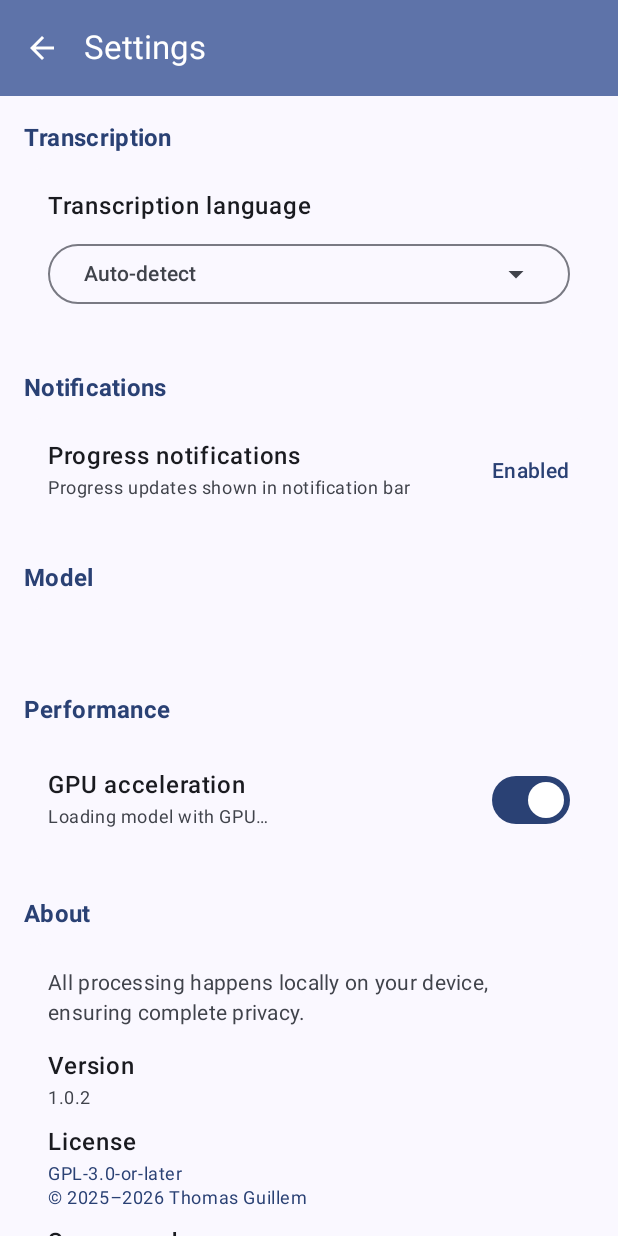
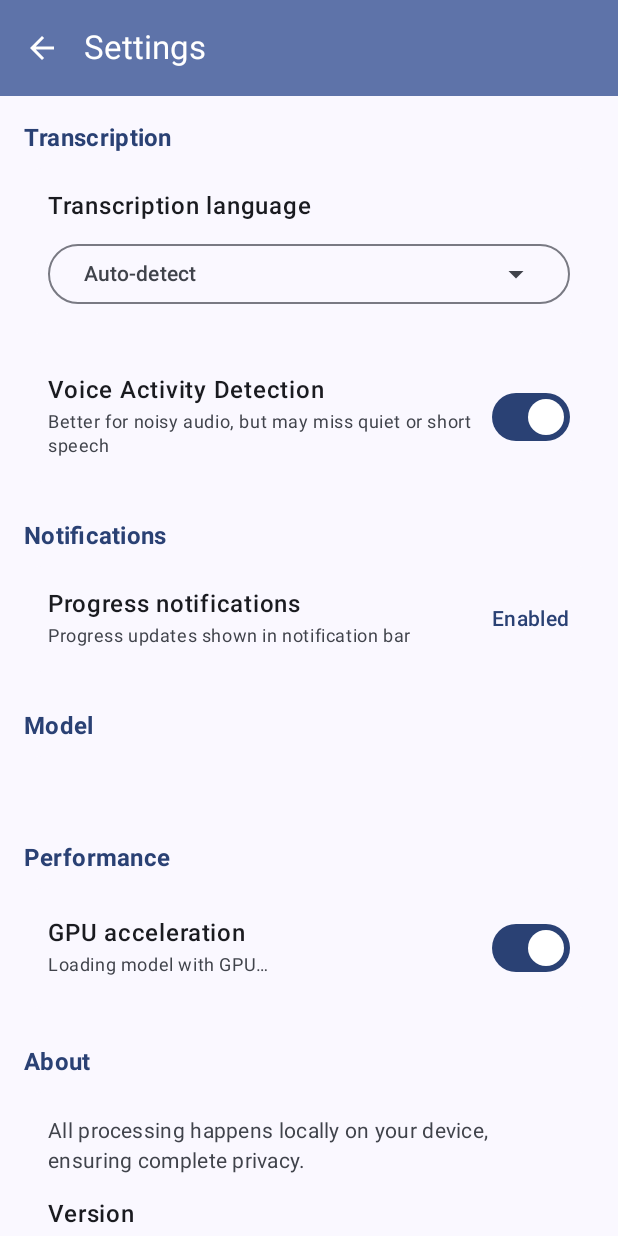
Before and after one commit to tguillem/VoiceSkip, an Android app built with Jetpack Compose: the SettingsScreen screen opened through its navigation route, on a phone screen of 412 x 824 dp. Run offline under Robolectric (Android 15) with nearby library versions, the light colour scheme and no system bars; our stand-ins replace Dagger/Hilt's generated code; pictures from the network do not load; 1 statement that could not run was skipped.

Commit message:
app: add VAD settings

```diff
--- a/app/src/main/java/com/voiceskip/data/repository/SettingsRepository.kt
+++ b/app/src/main/java/com/voiceskip/data/repository/SettingsRepository.kt
@@ -10,6 +10,7 @@ data class UserSettings(
     val model: String,
     val gpuEnabled: Boolean,
     val turboModeEnabled: Boolean,
+    val vadEnabled: Boolean,
     val numThreads: Int,
     val defaultLanguage: String
 )
@@ -25,6 +26,7 @@ interface SettingsRepository {
     suspend fun updateModel(model: String): Result<Unit>
     suspend fun updateGpuEnabled(enabled: Boolean): Result<Unit>
     suspend fun updateTurboModeEnabled(enabled: Boolean): Result<Unit>
+    suspend fun updateVadEnabled(enabled: Boolean): Result<Unit>
     suspend fun updateNumThreads(numThreads: Int): Result<Unit>
     suspend fun updateDefaultLanguage(language: String): Result<Unit>
 }
--- a/app/src/main/java/com/voiceskip/data/repository/SettingsRepositoryImpl.kt
+++ b/app/src/main/java/com/voiceskip/data/repository/SettingsRepositoryImpl.kt
@@ -24,15 +24,17 @@ class SettingsRepositoryImpl(
         ) { listenMode, translate, model, gpu, turbo ->
             PartialSettings(listenMode, translate, model, gpu, turbo)
         },
+        userPreferences.vadEnabled,
         userPreferences.numThreads,
         userPreferences.defaultLanguage
-    ) { partial, threads, language ->
+    ) { partial, vad, threads, language ->
         UserSettings(
             listenModeEnabled = partial.listenModeEnabled,
             translateToEnglish = partial.translateToEnglish,
             model = partial.model,
             gpuEnabled = partial.gpuEnabled,
             turboModeEnabled = partial.turboModeEnabled,
+            vadEnabled = vad,
             numThreads = threads,
             defaultLanguage = language
         )
@@ -66,6 +68,10 @@ class SettingsRepositoryImpl(
         userPreferences.setTurboModeEnabled(enabled)
     }
 
+    override suspend fun updateVadEnabled(enabled: Boolean): Result<Unit> = runCatching {
+        userPreferences.setVadEnabled(enabled)
+    }
+
     override suspend fun updateNumThreads(numThreads: Int): Result<Unit> = runCatching {
         userPreferences.setNumThreads(numThreads)
     }
--- a/app/src/main/java/com/voiceskip/data/repository/TranscriptionRepositoryImpl.kt
+++ b/app/src/main/java/com/voiceskip/data/repository/TranscriptionRepositoryImpl.kt
@@ -97,7 +97,8 @@ class TranscriptionRepositoryImpl @Inject constructor(
                 numThreads = getEffectiveThreadCount(settings.numThreads),
                 language = languageCode,
                 translateToEnglish = settings.translateToEnglish,
-                gpuEnabled = settings.gpuEnabled
+                gpuEnabled = settings.gpuEnabled,
+                vadEnabled = settings.vadEnabled
             ).collect { progress ->
                 when (progress) {
                     is LiveTranscriptionUseCase.Progress.Recording -> {
@@ -202,7 +203,8 @@ class TranscriptionRepositoryImpl @Inject constructor(
                     numThreads = getEffectiveThreadCount(settings.numThreads),
                     language = languageCode,
                     translateToEnglish = settings.translateToEnglish,
-                    gpuEnabled = settings.gpuEnabled
+                    gpuEnabled = settings.gpuEnabled,
+                    vadEnabled = settings.vadEnabled
                 ).collect { progress ->
                     when (progress) {
                         is FileTranscriptionUseCase.Progress.Transcribing -> {
--- a/app/src/main/java/com/voiceskip/data/source/WhisperDataSource.kt
+++ b/app/src/main/java/com/voiceskip/data/source/WhisperDataSource.kt
@@ -30,7 +30,8 @@ interface WhisperDataSource {
         numThreads: Int,
         language: String?,
         translate: Boolean,
-        live: Boolean = false
+        live: Boolean = false,
+        vadEnabled: Boolean = true
     )
 
     fun stop()
--- a/app/src/main/java/com/voiceskip/data/source/WhisperDataSourceImpl.kt
+++ b/app/src/main/java/com/voiceskip/data/source/WhisperDataSourceImpl.kt
@@ -71,14 +71,16 @@ class WhisperDataSourceImpl : WhisperDataSource {
         numThreads: Int,
         language: String?,
         translate: Boolean,
-        live: Boolean
+        live: Boolean,
+        vadEnabled: Boolean
     ) {
         whisperContext.startStream(
             audioProvider = audioProvider,
             numThreads = numThreads,
             language = language,
             translate = translate,
-            live = live
+            live = live,
+            vadEnabled = vadEnabled
         )
     }
 
--- a/app/src/main/java/com/voiceskip/domain/usecase/FileTranscriptionUseCase.kt
+++ b/app/src/main/java/com/voiceskip/domain/usecase/FileTranscriptionUseCase.kt
@@ -53,7 +53,8 @@ class FileTranscriptionUseCase @Inject constructor(
         numThreads: Int,
         language: String?,
         translateToEnglish: Boolean,
-        gpuEnabled: Boolean
+        gpuEnabled: Boolean,
+        vadEnabled: Boolean = true
     ): Flow<Progress> = channelFlow {
         val startTime = System.currentTimeMillis()
         var currentSegments = listOf<WhisperSegment>()
@@ -132,7 +133,8 @@ class FileTranscriptionUseCase @Inject constructor(
                 numThreads = numThreads,
                 language = language,
                 translate = translateToEnglish,
-                live = false
+                live = false,
+                vadEnabled = vadEnabled
             )
 
             eventJob.join()
--- a/app/src/main/java/com/voiceskip/domain/usecase/LiveTranscriptionUseCase.kt
+++ b/app/src/main/java/com/voiceskip/domain/usecase/LiveTranscriptionUseCase.kt
@@ -70,7 +70,8 @@ class LiveTranscriptionUseCase @Inject constructor(
         numThreads: Int,
         language: String?,
         translateToEnglish: Boolean,
-        gpuEnabled: Boolean
+        gpuEnabled: Boolean,
+        vadEnabled: Boolean = true
     ): Flow<Progress> = channelFlow {
         val startTime = System.currentTimeMillis()
         val state = LiveState()
@@ -162,7 +163,8 @@ class LiveTranscriptionUseCase @Inject constructor(
                 numThreads = numThreads,
                 language = language,
                 translate = translateToEnglish,
-                live = true
+                live = true,
+                vadEnabled = vadEnabled
             )
 
             eventJob.join()
--- a/app/src/main/java/com/voiceskip/ui/settings/SettingsScreen.kt
+++ b/app/src/main/java/com/voiceskip/ui/settings/SettingsScreen.kt
@@ -103,6 +103,13 @@ fun SettingsScreen(
             DefaultLanguageSelector(
                 selectedLanguage = uiState.defaultLanguage,
                 onLanguageSelected = { viewModel.setDefaultLanguage(it) }
+            )
+
+            Spacer(modifier = Modifier.height(Spacing.medium))
+
+            VadSelector(
+                vadEnabled = uiState.vadEnabled,
+                onVadEnabledChanged = { viewModel.setVadEnabled(it) }
             )
 
             Spacer(modifier = Modifier.height(Spacing.extraLarge))
@@ -333,6 +340,45 @@ private fun TurboModeSelector(
 }
 
 @Composable
+private fun VadSelector(
+    vadEnabled: Boolean,
+    onVadEnabledChanged: (Boolean) -> Unit
+) {
+    Card(
+        modifier = Modifier.fillMaxWidth(),
+        colors = CardDefaults.cardColors(
+            containerColor = MaterialTheme.colorScheme.surface
+        )
+    ) {
+        Row(
+            modifier = Modifier
+                .fillMaxWidth()
+                .padding(Spacing.large),
+            horizontalArrangement = Arrangement.SpaceBetween,
+            verticalAlignment = Alignment.CenterVertically
+        ) {
+            Column(modifier = Modifier.weight(1f)) {
+                Text(
+                    text = stringResource(R.string.settings_vad_title),
+                    style = MaterialTheme.typography.bodyLarge,
+                    fontWeight = FontWeight.Medium
+                )
+                Spacer(modifier = Modifier.height(Spacing.extraSmall))
+                Text(
+                    text = stringResource(R.string.settings_vad_desc),
+                    style = MaterialTheme.typography.bodySmall,
+                    color = MaterialTheme.colorScheme.onSurfaceVariant
+                )
+            }
+            Switch(
+                checked = vadEnabled,
+                onCheckedChange = onVadEnabledChanged
+            )
+        }
+    }
+}
+
+@Composable
 private fun ThreadCountSelector(
     gpuEnabled: Boolean,
     numThreads: Int,
--- a/app/src/main/java/com/voiceskip/ui/settings/SettingsViewModel.kt
+++ b/app/src/main/java/com/voiceskip/ui/settings/SettingsViewModel.kt
@@ -30,6 +30,7 @@ data class SettingsUiState(
     val model: String = "",
     val gpuEnabled: Boolean = true,
     val turboModeEnabled: Boolean = false,
+    val vadEnabled: Boolean = true,
     val gpuStatus: GpuStatus = GpuStatus.Disabled,
     val numThreads: Int = 4,
     val defaultLanguage: String = UserPreferences.LANGUAGE_AUTO,
@@ -66,6 +67,7 @@ class SettingsViewModel @Inject constructor(
             model = settings.model,
             gpuEnabled = settings.gpuEnabled,
             turboModeEnabled = settings.turboModeEnabled,
+            vadEnabled = settings.vadEnabled,
             gpuStatus = gpuStatus,
             numThreads = settings.numThreads,
             defaultLanguage = settings.defaultLanguage,
@@ -121,6 +123,14 @@ class SettingsViewModel @Inject constructor(
         }
     }
 
+    fun setVadEnabled(enabled: Boolean) {
+        viewModelScope.launch {
+            settingsRepository.updateVadEnabled(enabled).onFailure { exception ->
+                ErrorHandler.logError(LOG_TAG, exception, critical = false)
+            }
+        }
+    }
+
     fun setNumThreads(numThreads: Int) {
         viewModelScope.launch {
             settingsRepository.updateNumThreads(numThreads).onFailure { exception ->
--- a/app/src/main/res/values/strings.xml
+++ b/app/src/main/res/values/strings.xml
@@ -114,6 +114,8 @@
     <string name="settings_turbo_title">Turbo Mode</string>
     <string name="settings_turbo_desc">Uses %d CPU threads + GPU</string>
     <string name="settings_turbo_desc_enabled">Using %d CPU threads + GPU</string>
+    <string name="settings_vad_title">Voice Activity Detection</string>
+    <string name="settings_vad_desc">Better for noisy audio, but may miss quiet or short speech</string>
 
     <!-- Settings - About -->
     <string name="settings_section_about">About</string>
```
Also changed, not shown: app/src/main/java/com/voiceskip/data/UserPreferences.kt (+11 -0 lines), lib/src/main/java/com/voiceskip/whispercpp/whisper/LibWhisper.kt (+7 -4 lines), 3 other files.
